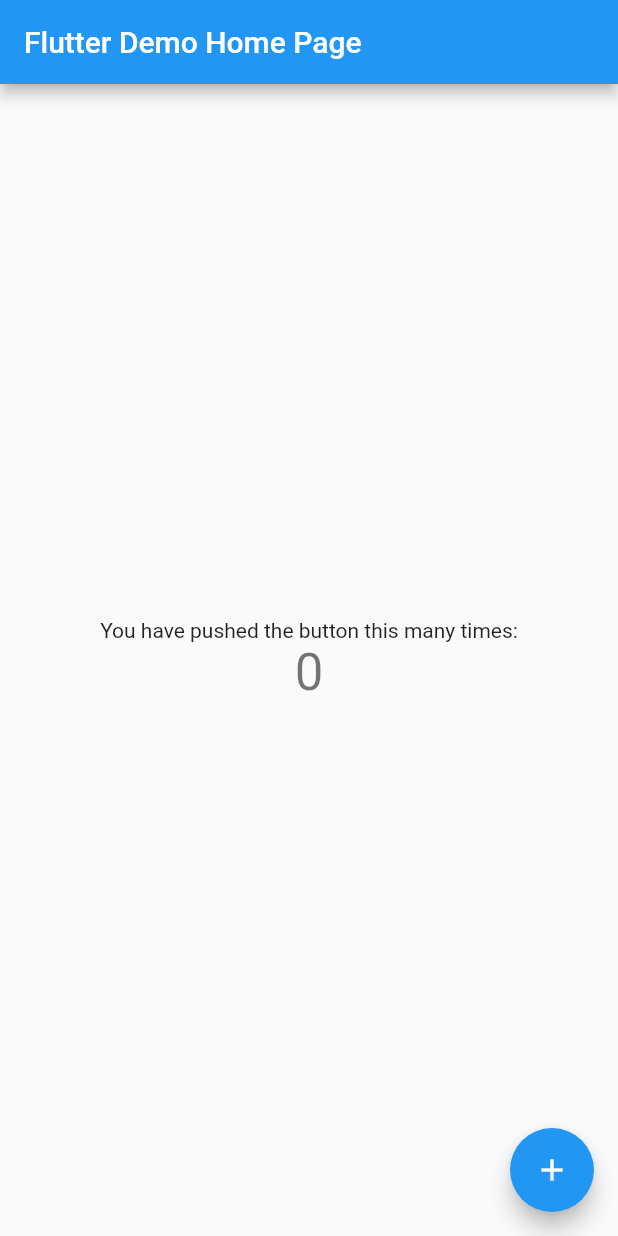
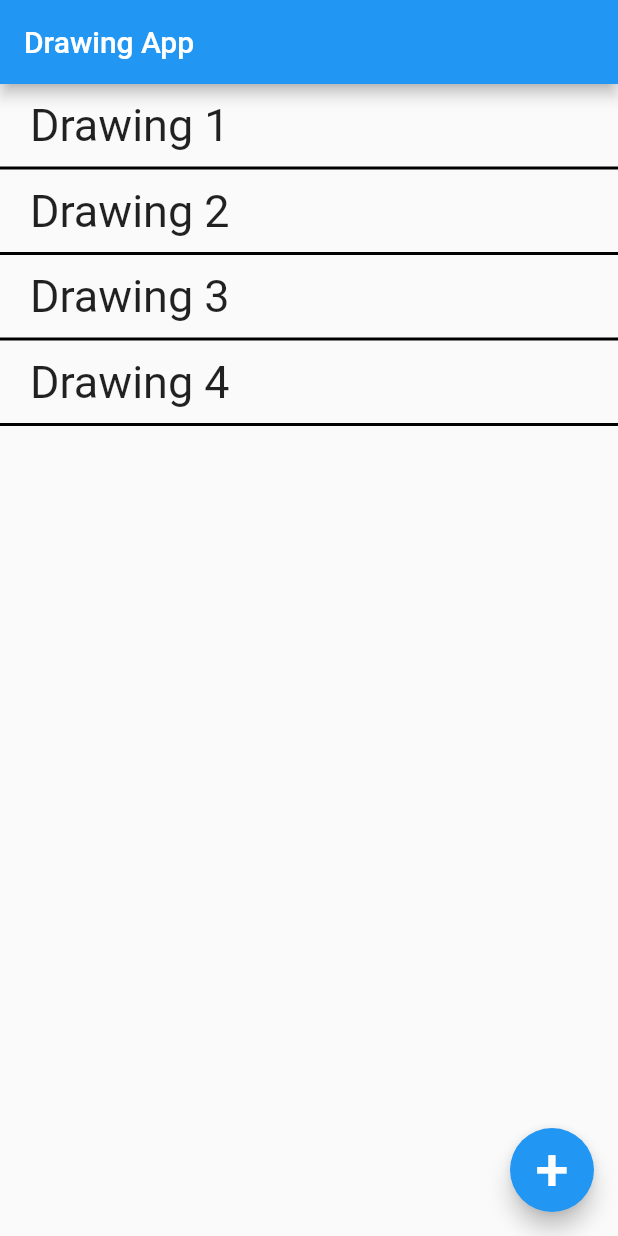
Before and after one commit to DeepitPatil/Drawing_App, a Flutter app: the screen it shows after launch, on a phone screen of 412 x 824 dp. Run offline on Flutter 3.47's test engine with Material 2 defaults, Android fonts, the light colour scheme and no system bars.

Commit message:
Ability to create add new drawings to list dynamically

```diff
--- /dev/null
+++ b/lib/app.dart
@@ -0,0 +1,11 @@
+import 'package:flutter/material.dart';
+import 'package:drawing_app/screens/home/home.dart';
+
+class App extends StatelessWidget {
+  @override
+  Widget build(BuildContext context) {
+    return MaterialApp(
+      home: Home(),
+    );
+  }
+}
--- a/lib/main.dart
+++ b/lib/main.dart
@@ -1,113 +1,4 @@
 import 'package:flutter/material.dart';
+import 'package:drawing_app/app.dart';
 
-void main() {
-  runApp(MyApp());
-}
-
-class MyApp extends StatelessWidget {
-  // This widget is the root of your application.
-  @override
-  Widget build(BuildContext context) {
-    return MaterialApp(
-      title: 'Flutter Demo',
-      theme: ThemeData(
-        // This is the theme of your application.
-        //
-        // Try running your application with "flutter run". You'll see the
-        // application has a blue toolbar. Then, without quitting the app, try
-        // changing the primarySwatch below to Colors.green and then invoke
-        // "hot reload" (press "r" in the console where you ran "flutter run",
-        // or simply save your changes to "hot reload" in a Flutter IDE).
-        // Notice that the counter didn't reset back to zero; the application
-        // is not restarted.
-        primarySwatch: Colors.blue,
-      ),
-      home: MyHomePage(title: 'Flutter Demo Home Page'),
-    );
-  }
-}
-
-class MyHomePage extends StatefulWidget {
-  MyHomePage({Key key, this.title}) : super(key: key);
-
-  // This widget is the home page of your application. It is stateful, meaning
-  // that it has a State object (defined below) that contains fields that affect
-  // how it looks.
-
-  // This class is the configuration for the state. It holds the values (in this
-  // case the title) provided by the parent (in this case the App widget) and
-  // used by the build method of the State. Fields in a Widget subclass are
-  // always marked "final".
-
-  final String title;
-
-  @override
-  _MyHomePageState createState() => _MyHomePageState();
-}
-
-class _MyHomePageState extends State<MyHomePage> {
-  int _counter = 0;
-
-  void _incrementCounter() {
-    setState(() {
-      // This call to setState tells the Flutter framework that something has
-      // changed in this State, which causes it to rerun the build method below
-      // so that the display can reflect the updated values. If we changed
-      // _counter without calling setState(), then the build method would not be
-      // called again, and so nothing would appear to happen.
-      _counter++;
-    });
-  }
-
-  @override
-  Widget build(BuildContext context) {
-    // This method is rerun every time setState is called, for instance as done
-    // by the _incrementCounter method above.
-    //
-    // The Flutter framework has been optimized to make rerunning build methods
-    // fast, so that you can just rebuild anything that needs updating rather
-    // than having to individually change instances of widgets.
-    return Scaffold(
-      appBar: AppBar(
-        // Here we take the value from the MyHomePage object that was created by
-        // the App.build method, and use it to set our appbar title.
-        title: Text(widget.title),
-      ),
-      body: Center(
-        // Center is a layout widget. It takes a single child and positions it
-        // in the middle of the parent.
-        child: Column(
-          // Column is also a layout widget. It takes a list of children and
-          // arranges them vertically. By default, it sizes itself to fit its
-          // children horizontally, and tries to be as tall as its parent.
-          //
-          // Invoke "debug painting" (press "p" in the console, choose the
-          // "Toggle Debug Paint" action from the Flutter Inspector in Android
-          // Studio, or the "Toggle Debug Paint" command in Visual Studio Code)
-          // to see the wireframe for each widget.
-          //
-          // Column has various properties to control how it sizes itself and
-          // how it positions its children. Here we use mainAxisAlignment to
-          // center the children vertically; the main axis here is the vertical
-          // axis because Columns are vertical (the cross axis would be
-          // horizontal).
-          mainAxisAlignment: MainAxisAlignment.center,
-          children: <Widget>[
-            Text(
-              'You have pushed the button this many times:',
-            ),
-            Text(
-              '$_counter',
-              style: Theme.of(context).textTheme.headline4,
-            ),
-          ],
-        ),
-      ),
-      floatingActionButton: FloatingActionButton(
-        onPressed: _incrementCounter,
-        tooltip: 'Increment',
-        child: Icon(Icons.add),
-      ), // This trailing comma makes auto-formatting nicer for build methods.
-    );
-  }
-}
+void main() => runApp(App());
--- /dev/null
+++ b/lib/screens/home/drawing.dart
@@ -0,0 +1,8 @@
+
+
+class Drawing {
+  int ID;
+  String name;
+
+  Drawing(this.ID, this.name);
+}
--- /dev/null
+++ b/lib/screens/home/drawing_button.dart
@@ -0,0 +1,29 @@
+import 'package:flutter/material.dart';
+
+class DrawingButton extends StatelessWidget {
+  String _name;
+
+  DrawingButton(this._name);
+
+  @override
+  Widget build(BuildContext context) {
+    return Container(
+      child: Text(
+        _name,
+        style: TextStyle(
+          fontSize: 30
+        ),
+      ),
+      padding: const EdgeInsets.symmetric(vertical: 10.0, horizontal: 20.0),
+      decoration: BoxDecoration(
+        border: new Border(
+            bottom: new BorderSide(
+              color: Colors.black,
+              width: 2.0,
+              style: BorderStyle.solid
+          )
+        ),
+      )
+    );
+  }
+}
--- /dev/null
+++ b/lib/screens/home/home.dart
@@ -0,0 +1,45 @@
+import 'package:drawing_app/screens/home/drawing_button.dart';
+import 'package:flutter/material.dart';
+import 'package:drawing_app/screens/home/drawing.dart';
+
+class Home extends StatefulWidget {
+  @override
+  _State createState() => _State();
+}
+
+class _State extends State<Home> {
+  List<Drawing> drawings = [Drawing(0, "Drawing 1"), Drawing(1, "Drawing 2"), Drawing(2, "Drawing 3"), Drawing(3, "Drawing 4")];
+
+  @override
+  Widget build(BuildContext context) {
+    return Scaffold(
+      appBar: AppBar(
+        title: Text("Drawing App"),
+      ),
+      body: ListView(
+        children: drawings.map((e) => DrawingButton(e.name)).toList(),
+      ),
+      floatingActionButton: FloatingActionButton(
+        child: Text("+",
+        style: TextStyle(fontSize: 40),),
+        onPressed: () => addNewDrawing(),
+      ),
+    );
+  }
+
+  void addNewDrawing() {
+    setState(() {
+      int maxID = 0;
+      if(drawings.isEmpty)
+        drawings.add(Drawing(0, "Drawing 1"));
+      else {
+        for(Drawing d in drawings){
+          if(d.ID > maxID)
+            maxID = d.ID;
+        }
+        drawings.add(Drawing(maxID+1, "Drawing "+(maxID+2).toString()));
+      }
+    });
+
+  }
+}
```
